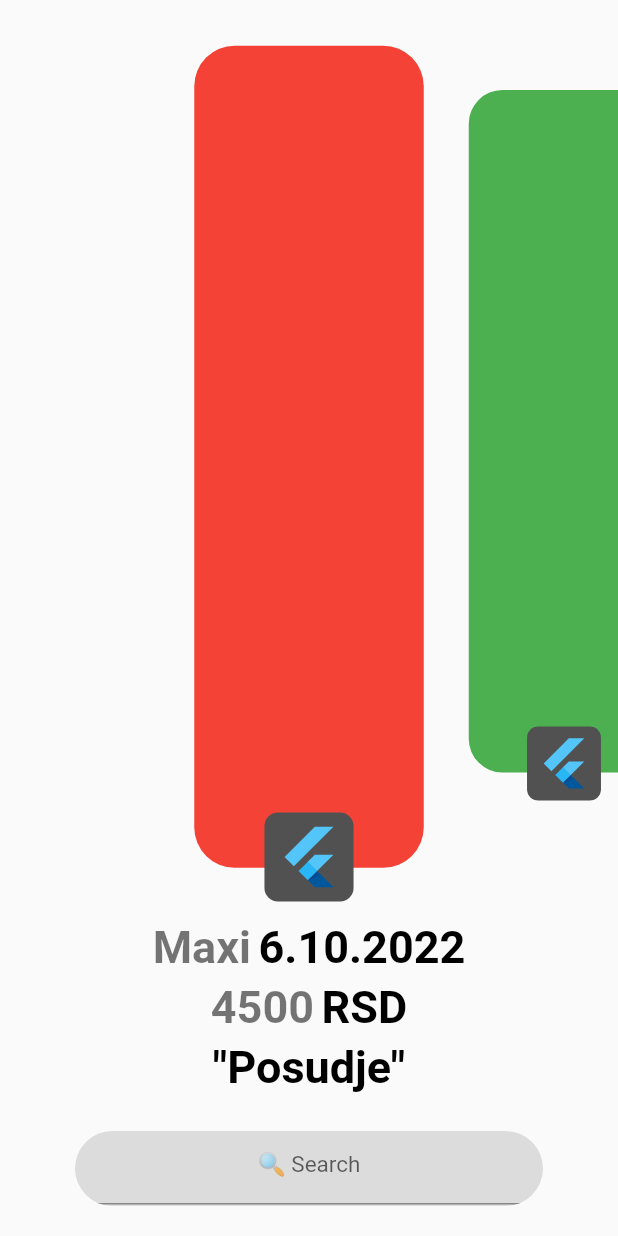
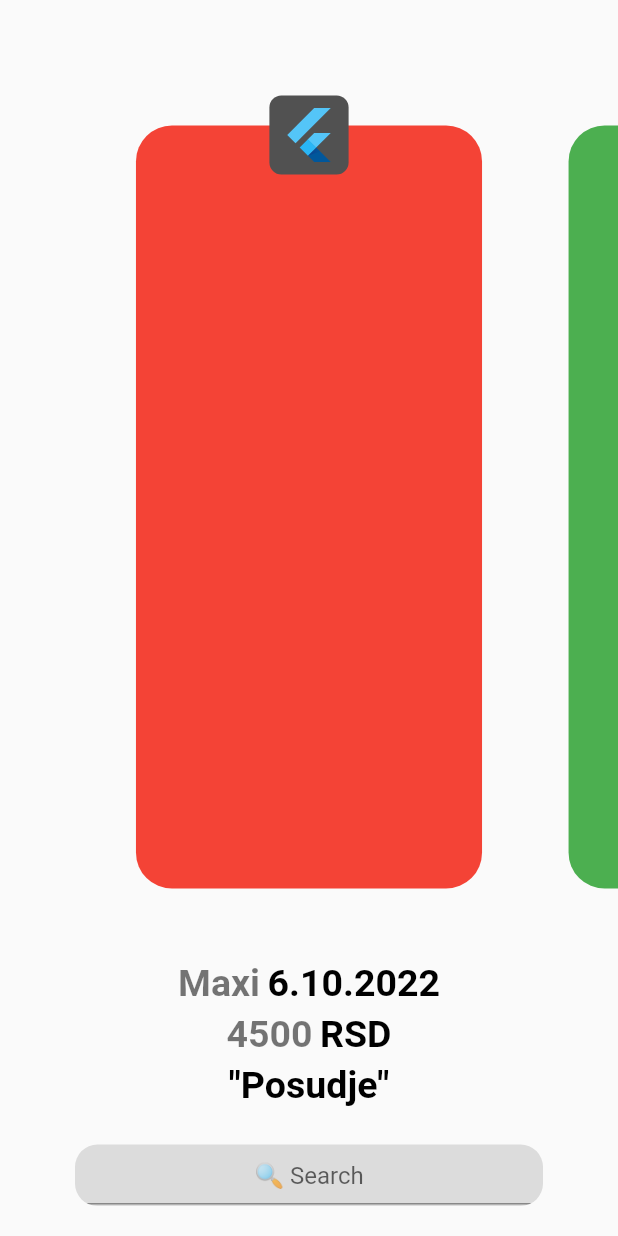
Before and after one commit to UrosSysPro/Checkout-App, a Flutter app: the CollectionOverViewWidget widget shown alone on an empty page, opened directly, on a phone screen of 412 x 824 dp. Run offline on Flutter 3.47's test engine with Material 2 defaults, Android fonts, the light colour scheme and no system bars; missing offline and left inert: mobile_scanner.

Commit message:
radi pageview ali ne radi scale

```diff
--- a/lib/CollectionOverViewWidget.dart
+++ b/lib/CollectionOverViewWidget.dart
@@ -13,7 +13,7 @@ class CollectionOverViewWidget extends StatefulWidget {
 
 class _CollectionOverViewWidgetState extends State<CollectionOverViewWidget> {
 
-  late final ScrollController scrollController;
+  late final PageController scrollController;
   double scrollOffset=0;
   final double receiptWidth=170;
 
@@ -21,9 +21,8 @@ class _CollectionOverViewWidgetState extends State<CollectionOverViewWidget> {
   void initState() {
     // TODO: implement initState
     super.initState();
-    scrollController=ScrollController();
+    scrollController=PageController(viewportFraction: 0.7);
     scrollController.addListener(_onScroll);
-
   }
   @override
   void dispose() {
@@ -36,6 +35,7 @@ class _CollectionOverViewWidgetState extends State<CollectionOverViewWidget> {
     // print(scrollController.offset);
     setState(() {
       scrollOffset=scrollController.offset;
+      // print(scrollController.offset);
     });
   }
 
@@ -66,28 +66,38 @@ class _CollectionOverViewWidgetState extends State<CollectionOverViewWidget> {
       Colors.purple
     ];
     double screenWidth=MediaQuery.of(context).size.width;
-    widgets.add(SizedBox(width: (screenWidth-receiptWidth)/2.0,));
+    // widgets.add(SizedBox(width: (screenWidth-receiptWidth)/2.0,));
     for(int i=0;i<colors.length;i++){
       double scale=i*receiptWidth-scrollOffset;
       scale=scale>0?scale:-scale;
-      double translate=-scale/10;
-      scale/=1000;
+      double translate=10-scale/10;
+      translate=20;//obrisati
+      scale/=800;
       scale=1.0-scale;
       scale=max(0, scale*0.9);
-      widgets.add(ReceiptListItem(colors[i],receiptWidth,scale,translate));
+      scale=0.8;//obrisati
+      widgets.add(ReceiptListItem(colors[i],receiptWidth,scale,translate,scrollController,i));
     }
-    widgets.add(SizedBox(width: (screenWidth-receiptWidth)/2.0,));
-    return ListView(
-      clipBehavior: Clip.none,
-      controller: scrollController,
+    // widgets.add(SizedBox(width: (screenWidth-receiptWidth)/2.0,));
+    // return ListView(
+    //   clipBehavior: Clip.none,
+    //   controller: scrollController,
+    //   scrollDirection: Axis.horizontal,
+    //   children: widgets,
+    //   physics: PageScrollPhysics(),
+    // );
+    return PageView.builder(
       scrollDirection: Axis.horizontal,
-      children: widgets,
-    );
+      itemCount: widgets.length,
+      controller: PageController(viewportFraction: 0.7),
+      itemBuilder: (context,index){
+        return widgets[index];
+    });
   }
 
   Widget info(){
     FontWeight weight=FontWeight.bold;
-    double fontSize=30;
+    double fontSize=25;
     var decorationDark=TextStyle(
       fontSize: fontSize,
       color: Colors.black,
@@ -130,18 +140,24 @@ class _CollectionOverViewWidgetState extends State<CollectionOverViewWidget> {
       child: Container(
         clipBehavior: Clip.antiAlias,
         child: Padding(
-          padding: const EdgeInsets.all(1),
+          padding: const EdgeInsets.only(bottom: 1),
+          child: SizedBox(
+            height: 40,
             child: TextField(
-            style: TextStyle(fontSize: 15,height: .7),
+              style: TextStyle(
+                  fontSize: 16,
+                  height: .5,
+                ),
                 textAlign: TextAlign.center,
-            // textAlignVertical: TextAlignVertical.center,
+                // textAlignVertical: TextAlignVertical.bottom,
                 decoration: InputDecoration(
                   hintText: "🔍 Search",
               ),
             ),
           ),
+        ),
         decoration: BoxDecoration(
-          borderRadius: BorderRadius.circular(25),
+          borderRadius: BorderRadius.circular(15),
           color: Colors.black12
         ),
       ),
@@ -155,11 +171,17 @@ class ReceiptListItem extends StatelessWidget {
   final double scale;
   final double width;
   final double translate;
-  const ReceiptListItem(this.color,this.width,this.scale,this.translate,{ Key? key }) : super(key: key);
+  final PageController controller;
+  final int id;
+  const ReceiptListItem(this.color,this.width,this.scale,this.translate,this.controller,this.id,{ Key? key }) : super(key: key);
 
   @override
   Widget build(BuildContext context) {
-    return Transform.translate(
+    return GestureDetector(
+      onTap: (){
+        // controller.animateToPage(id, duration: Duration(milliseconds: 300), curve: Curves.easeInOut);
+      },
+      child: Transform.translate(
         offset: Offset(0,translate),
         child: Transform.scale(
           scale: scale,
@@ -168,9 +190,9 @@ class ReceiptListItem extends StatelessWidget {
             child: Container(
               clipBehavior: Clip.none,
               child: Align(
-              alignment: Alignment.bottomCenter,
+                alignment: Alignment.topCenter,
                 child: Transform.translate(
-                offset: Offset(0,25),
+                  offset: Offset(0,-25),
                   child: Container(
                     decoration: BoxDecoration(
                       borderRadius: BorderRadius.circular(10),
@@ -190,6 +212,7 @@ class ReceiptListItem extends StatelessWidget {
             ),
           ),
         ),
+      ),
     );
   }
 }
```
Also changed, not shown: lib/CameraReaderWidget.dart (+1 -11 lines), lib/FourCornerRectangle.dart (added, +12 -0 lines), lib/MainPage.dart (+14 -6 lines), lib/WelcomePage.dart (+38 -1 lines). Lines whose indentation alone changed are shown as unchanged.
